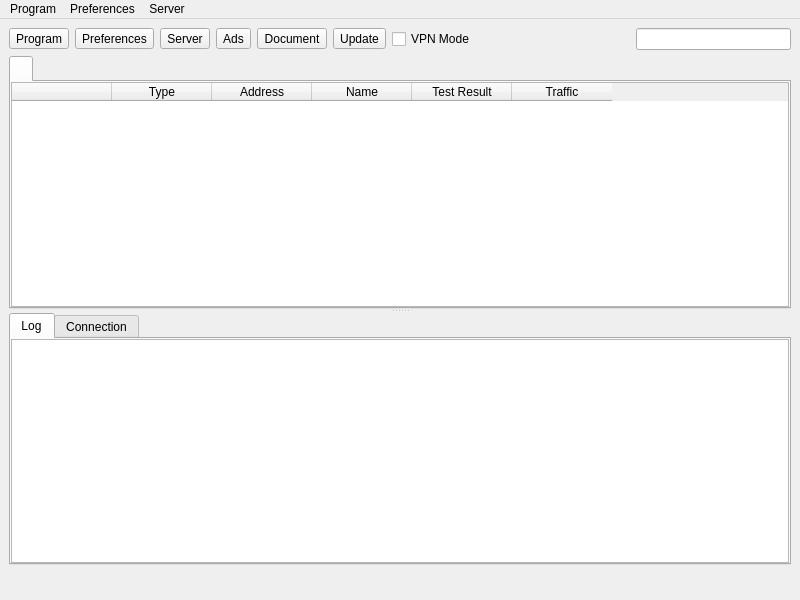
Before: the Qt Designer form ui/mainwindow.ui in MatsuriDayo/nekoray, drawn with Qt 5.
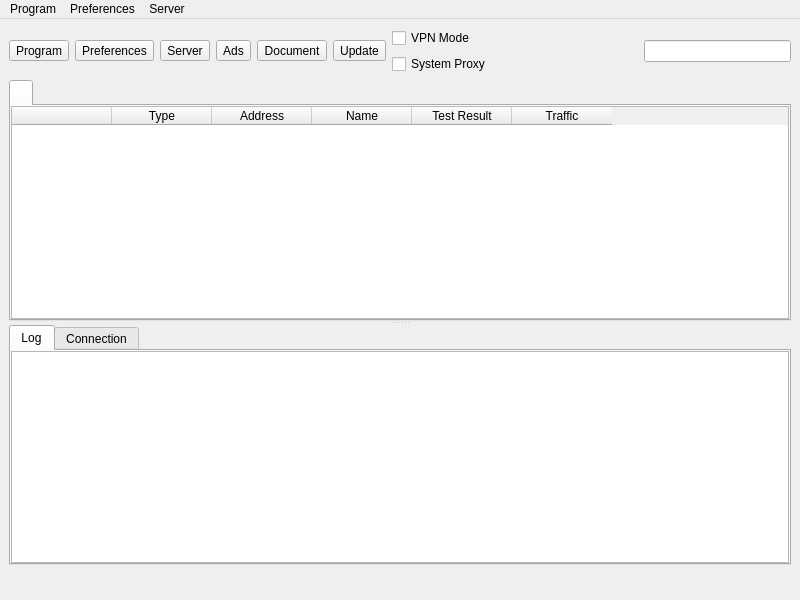
After: the same form once the commit is applied. Icons and pictures are not drawn. Custom widgets are drawn as their Qt base class.

```diff
--- a/ui/mainwindow.ui
+++ b/ui/mainwindow.ui
@@ -162,6 +162,8 @@
        </widget>
       </item>
       <item>
+       <layout class="QVBoxLayout" name="verticalLayout_4">
+        <item>
        <widget class="QCheckBox" name="checkBox_VPN">
         <property name="sizePolicy">
          <sizepolicy hsizetype="Minimum" vsizetype="Minimum">
@@ -173,6 +175,15 @@
          <string>VPN Mode</string>
         </property>
        </widget>
+        </item>
+        <item>
+         <widget class="QCheckBox" name="checkBox_SystemProxy">
+          <property name="text">
+           <string>System Proxy</string>
+          </property>
+         </widget>
+        </item>
+       </layout>
       </item>
       <item>
        <spacer name="horizontalSpacer">
```
Lines whose indentation alone changed are shown as unchanged.
